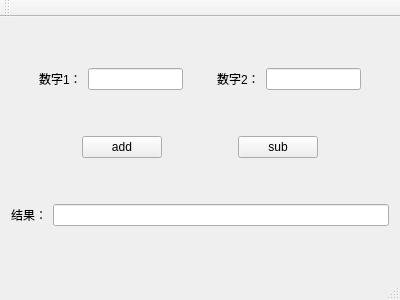
Before: the Qt Designer form mainwindow.ui in suselgz/QtLibTest, drawn with Qt 5.
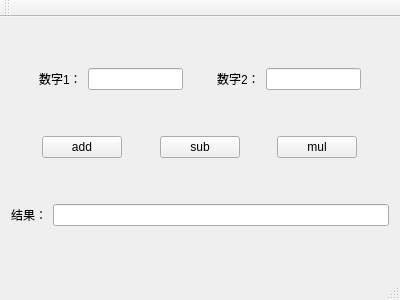
After: the same form once the commit is applied.

```diff
--- a/mainwindow.ui
+++ b/mainwindow.ui
@@ -133,6 +133,26 @@
         </property>
        </spacer>
       </item>
+      <item>
+       <widget class="QPushButton" name="pushButton_mul">
+        <property name="text">
+         <string>mul</string>
+        </property>
+       </widget>
+      </item>
+      <item>
+       <spacer name="horizontalSpacer_7">
+        <property name="orientation">
+         <enum>Qt::Horizontal</enum>
+        </property>
+        <property name="sizeHint" stdset="0">
+         <size>
+          <width>40</width>
+          <height>20</height>
+         </size>
+        </property>
+       </spacer>
+      </item>
      </layout>
     </item>
     <item>
```
